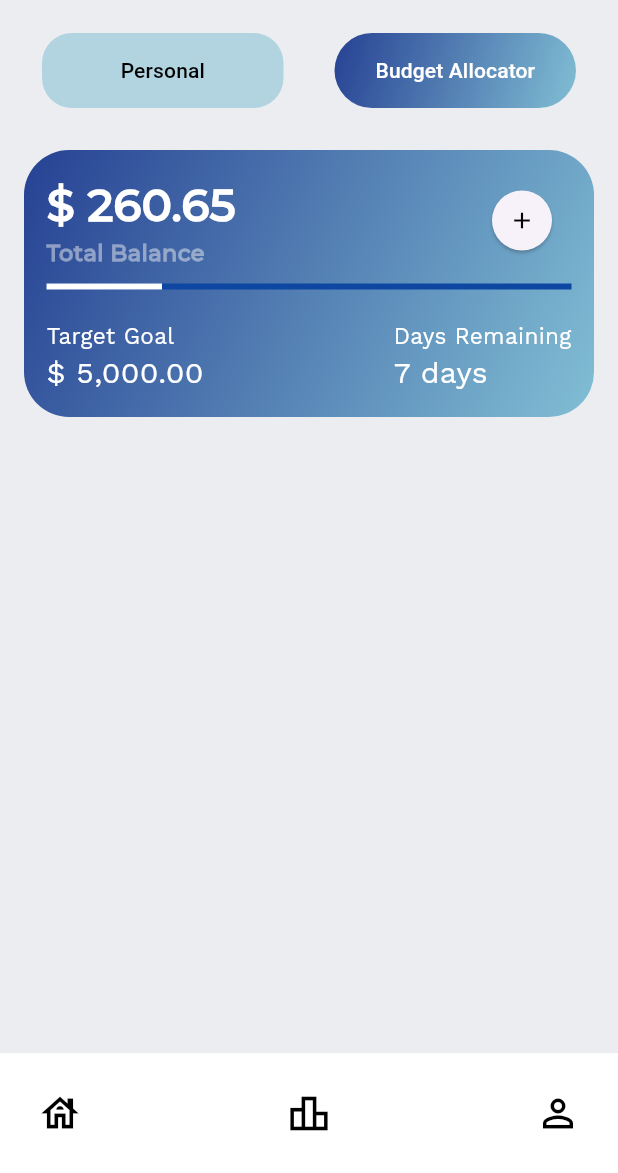
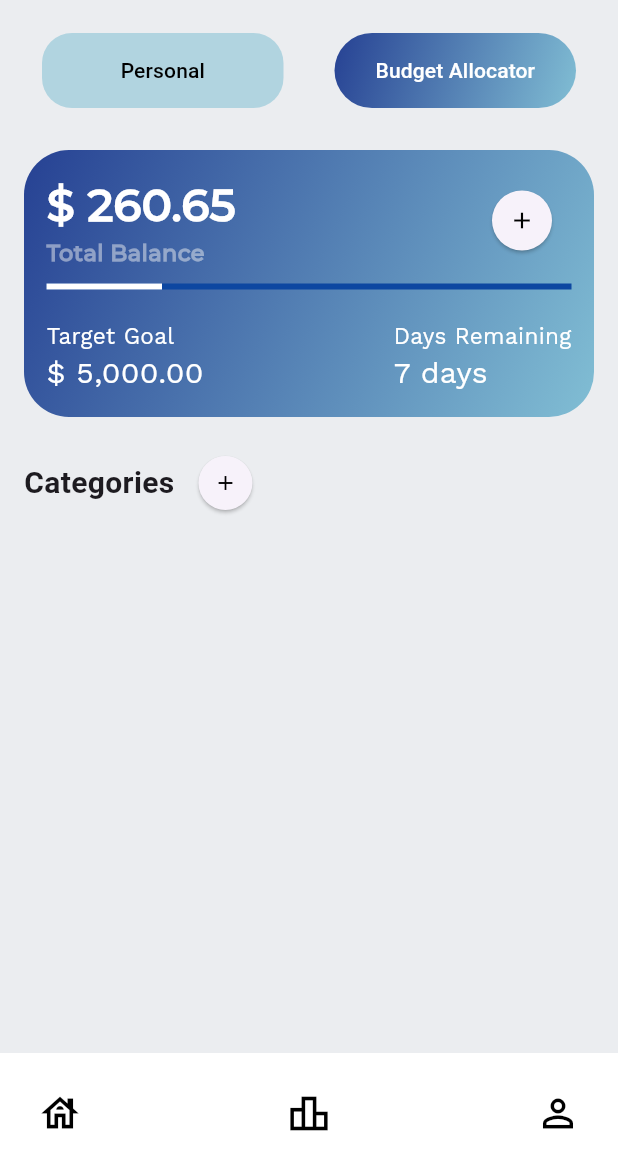
Before and after one commit to ronfrancisco24/Pennywise_Savings-Tracker, a Flutter app: the screen it shows once a user with an empty profile is signed in, scrolled down 318 dp, after a tap on "Budget Allocator", on a phone screen of 412 x 824 dp, the part 63-1236 px from its top. Run offline on Flutter 3.47's test engine with Material 3 defaults, Android fonts, the phone set to English and light mode, and no system bars; our stand-ins replace cloud_firestore, firebase_auth, firebase_core; accounts and stored records are empty.

Commit message:
Category List and Pop  up
No priority initialization

```diff
--- a/lib/screens/allocation.dart
+++ b/lib/screens/allocation.dart
@@ -13,6 +13,7 @@ class AllocationPage extends StatefulWidget {
 class _AllocationPageState extends State<AllocationPage>
     with TickerProviderStateMixin {
   late AnimationController controller;
+  List<String> categories = [];               //List for Categories
 
   @override
   void initState() {
@@ -97,6 +98,70 @@ class _AllocationPageState extends State<AllocationPage>
                 print('Target Goal: $targetGoal');
                 print('Days To Save: $daysRemaining');
                 print('Budget: $budget');
+
+                Navigator.of(context).pop();
+              },
+              child: Text('Submit'),
+            ),
+          ],
+        );
+      },
+    );
+  }
+
+  void showAnotherPromptPopup(BuildContext context) {
+    TextEditingController categoryInputController = TextEditingController();
+    TextEditingController priorityLevelController = TextEditingController();
+
+    showDialog(
+      context: context,
+      builder: (BuildContext context) {
+        return AlertDialog(
+          shape: RoundedRectangleBorder(
+            borderRadius: BorderRadius.circular(15),
+          ),
+          title: Text('Enter a Category'),
+          content: SingleChildScrollView(
+            child: Column(
+              mainAxisSize: MainAxisSize.min,
+              children: [
+                TextField(
+                  controller: categoryInputController,
+                  decoration: InputDecoration(
+                    labelText: 'Category',
+                    hintText: 'e.g., School',
+                    border: OutlineInputBorder(),
+                  ),
+                ),
+                SizedBox(height: 10),
+                TextField(
+                  controller: priorityLevelController,
+                  decoration: InputDecoration(
+                    labelText: 'Priority Level',
+                    hintText: 'e.g., 1-9',
+                    border: OutlineInputBorder(),
+                  ),
+                ),
+                SizedBox(height: 10),
+              ],
+            ),
+          ),
+          actions: <Widget>[
+            TextButton(
+              onPressed: () {
+                Navigator.of(context).pop();
+              },
+              child: Text('Cancel'),
+            ),
+            TextButton(
+              onPressed: () {
+                String categoryInput = categoryInputController.text;
+
+                setState(() {
+                  categories.add(categoryInput); //prints the category input
+                });
+
+                print('Category: $categoryInput');
 
                 Navigator.of(context).pop();
               },
@@ -272,6 +337,62 @@ class _AllocationPageState extends State<AllocationPage>
                   ],
                 ),
               ),
+              Row(
+                crossAxisAlignment: CrossAxisAlignment.center,
+                children: [
+                  Text(
+                    'Categories',
+                    style: TextStyle(fontWeight: FontWeight.bold, fontSize: 20),
+                  ),
+                  SizedBox(width: 10),
+                  ElevatedButton(
+                    onPressed: () {
+                      showAnotherPromptPopup(context);
+                    },
+                    child: Icon(
+                      Icons.add,
+                      color: Colors.black,
+                      size: 16,
+                    ),
+                    style: ElevatedButton.styleFrom(
+                        shape: CircleBorder(),
+                        padding: EdgeInsets.all(10),
+                        minimumSize: Size(30, 30)),
+                  ),
+                ],
+              ),
+              Padding(
+                padding: const EdgeInsets.symmetric(vertical: 10.0),
+                child: Column(
+                  crossAxisAlignment: CrossAxisAlignment.stretch,
+                  children: [
+                    Wrap(                          //Prevents ovelapping of categories
+                      spacing: 10,
+                      runSpacing: 10,
+                      children: categories.map((category) => Container(                         //.map() transforms ech element into a list.
+                        padding: EdgeInsets.symmetric(vertical: 10, horizontal: 15),            // the => Container() enables list to transform into separate containers.
+                        decoration: BoxDecoration(
+                          color: Color.fromRGBO(187, 233, 255, 100.0),
+                          borderRadius: BorderRadius.circular(25),
+                          boxShadow: [
+                            BoxShadow(
+                              color: Colors.grey.withOpacity(0.5),
+                              spreadRadius: 1,
+                              blurRadius: 3,
+                              offset: Offset(0, 3),  // Shadow position
+                            ),
+                          ],
+                        ),
+                        child: Text(
+                          category,
+                          style: TextStyle(fontSize: 16, fontWeight: FontWeight.w500),
+                        ),
+                      )).toList(),    //Converts the iterable(results from the .map() into a list.
+                    ),
+                  ],
+                ),
+              )
+
             ],
           ),
         ),
```
